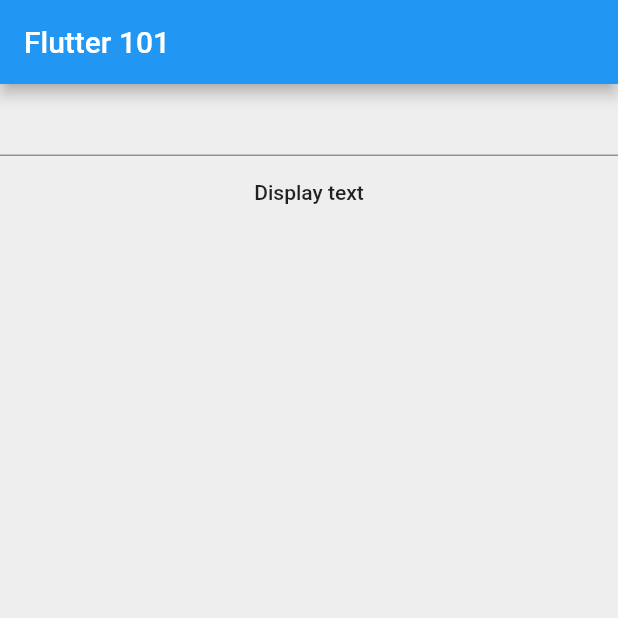
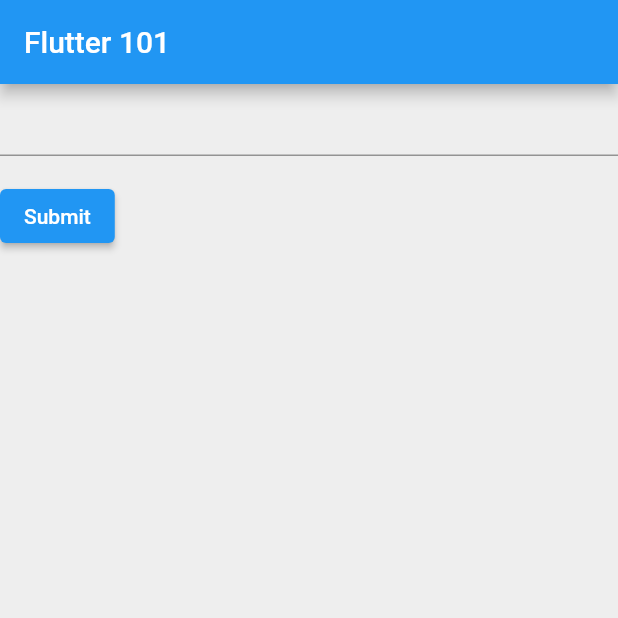
Before and after one commit to AabhashRai13/flutter_widgets_101, a Flutter app: the screen it shows after launch, on a phone screen of 412 x 824 dp, the top half of it. Run offline on Flutter 3.47's test engine with Material 2 defaults, Android fonts, the phone set to English and light mode, and no system bars.

Commit message:
form validation added

```diff
--- /dev/null
+++ b/lib/input_fields/form_validations.dart
@@ -0,0 +1,64 @@
+import 'package:flutter/material.dart';
+
+class MyCustomForm extends StatefulWidget {
+  const MyCustomForm({Key? key}) : super(key: key);
+
+  @override
+  MyCustomFormState createState() {
+    return MyCustomFormState();
+  }
+}
+
+class MyCustomFormState extends State<MyCustomForm> {
+  final _formKey = GlobalKey<FormState>();
+
+  @override
+  Widget build(BuildContext context) {
+    // Build a Form widget using the _formKey created above.
+    return Form(
+      key: _formKey,
+      child: Column(
+        crossAxisAlignment: CrossAxisAlignment.start,
+        children: [
+          TextFormField(
+            // The validator receives the text that the user has entered.
+            validator: (value) {
+              if (value == null || value.isEmpty) {
+                return 'Please enter some text';
+              }
+              return null;
+            },
+          ),
+          // TextFormField(
+          //   validator: (input) =>
+          //       input!.isValidEmail() ? null : "Check your email",
+          // ),
+          Padding(
+            padding: const EdgeInsets.symmetric(vertical: 16.0),
+            child: ElevatedButton(
+              onPressed: () {
+                // Validate returns true if the form is valid, or false otherwise.
+                if (_formKey.currentState!.validate()) {
+                  // If the form is valid, display a snackbar. In the real world,
+                  // you'd often call a server or save the information in a database.
+                  ScaffoldMessenger.of(context).showSnackBar(
+                    const SnackBar(content: Text('Processing Data')),
+                  );
+                }
+              },
+              child: const Text('Submit'),
+            ),
+          ),
+        ],
+      ),
+    );
+  }
+}
+
+extension EmailValidator on String {
+  bool isValidEmail() {
+    return RegExp(
+            r'^(([^<>()[\]\\.,;:\s@\"]+(\.[^<>()[\]\\.,;:\s@\"]+)*)|(\".+\"))@((\[[0-9]{1,3}\.[0-9]{1,3}\.[0-9]{1,3}\.[0-9]{1,3}\])|(([a-zA-Z\-0-9]+\.)+[a-zA-Z]{2,}))$')
+        .hasMatch(this);
+  }
+}
--- a/lib/main.dart
+++ b/lib/main.dart
@@ -1,5 +1,5 @@
 import 'package:flutter/material.dart';
-import 'input_fields/text_form_field.dart';
+import 'input_fields/form_validations.dart';
 
 void main() {
   runApp(const MyApp());
@@ -31,7 +31,7 @@ class HomePage extends StatelessWidget {
       appBar: AppBar(
         title: const Text("Flutter 101"),
       ),
-      body:  TextFormFieldClass()
+      body:const  MyCustomForm()
     );
   }
 }
```
Also changed, not shown: lib/input_fields/text_form_field.dart (+19 -4 lines).
